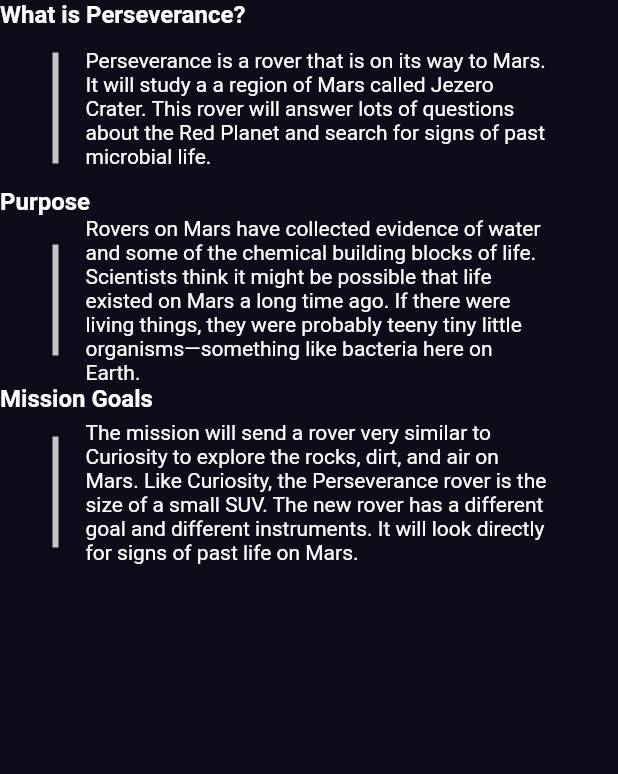
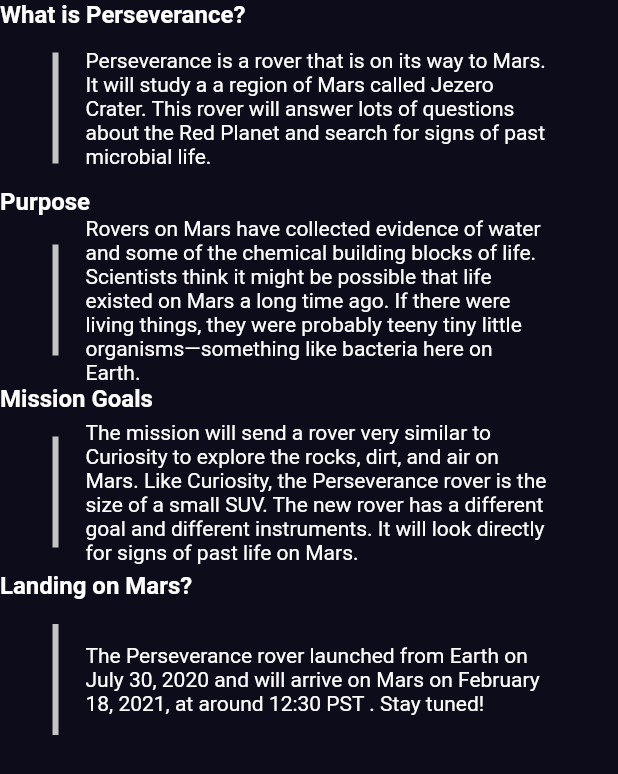
Before and after one commit to rootFaheem/thespaceinfo, a Flutter app: the MarsPerseveranceRover widget shown alone on an empty page, opened directly, on a phone screen of 412 x 824 dp. Shown: the top 774 px of the screen. Run offline on Flutter 3.47's test engine with Material 2 defaults, Android fonts, the phone set to English and light mode, and no system bars; our stand-ins replace carousel_slider.

Commit message:
landing point added

```diff
--- a/lib/app/modules/mars/widgets/mars_perseverance_rover.dart
+++ b/lib/app/modules/mars/widgets/mars_perseverance_rover.dart
@@ -79,6 +79,30 @@ class MarsPerseveranceRover extends StatelessWidget {
               ),
             ],
           ),
+          Container(
+            child: Text(
+              "Landing on Mars?",
+              style: TextStyle(fontSize: 16.0, fontWeight: FontWeight.bold),
+            ),
+          ),
+          Row(
+            mainAxisAlignment: MainAxisAlignment.center,
+            children: <Widget>[
+              Container(
+                margin: EdgeInsets.only(top: 16.0, bottom: 16.0, right: 18.0),
+                color: Color(0xffC4C4C4),
+                child: SizedBox(height: 74.0, width: 4.0),
+              ),
+              Container(
+                width: 310.0,
+                margin: EdgeInsets.only(right: 10.0),
+                child: Text(
+                  "The Perseverance rover launched from Earth on July 30, 2020 and will arrive on Mars on February 18, 2021, at around 12:30 PST . Stay tuned!",
+                  style: TextStyle(fontSize: 14.0),
+                ),
+              ),
+            ],
+          ),
         ],
       ),
     );
```
